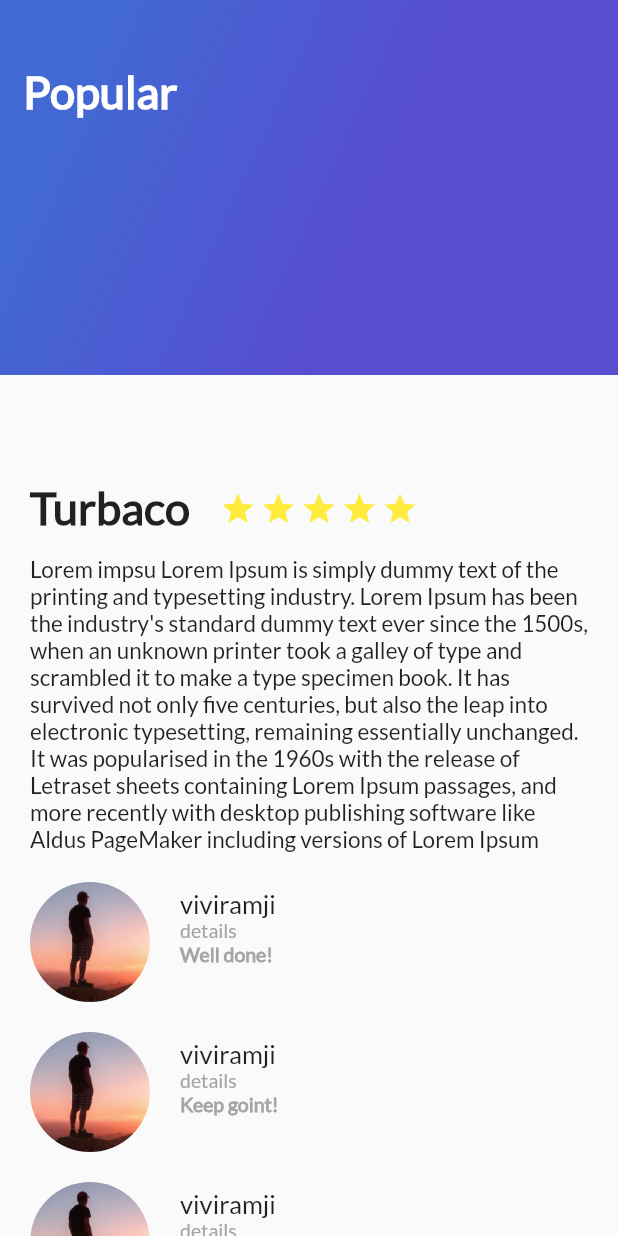
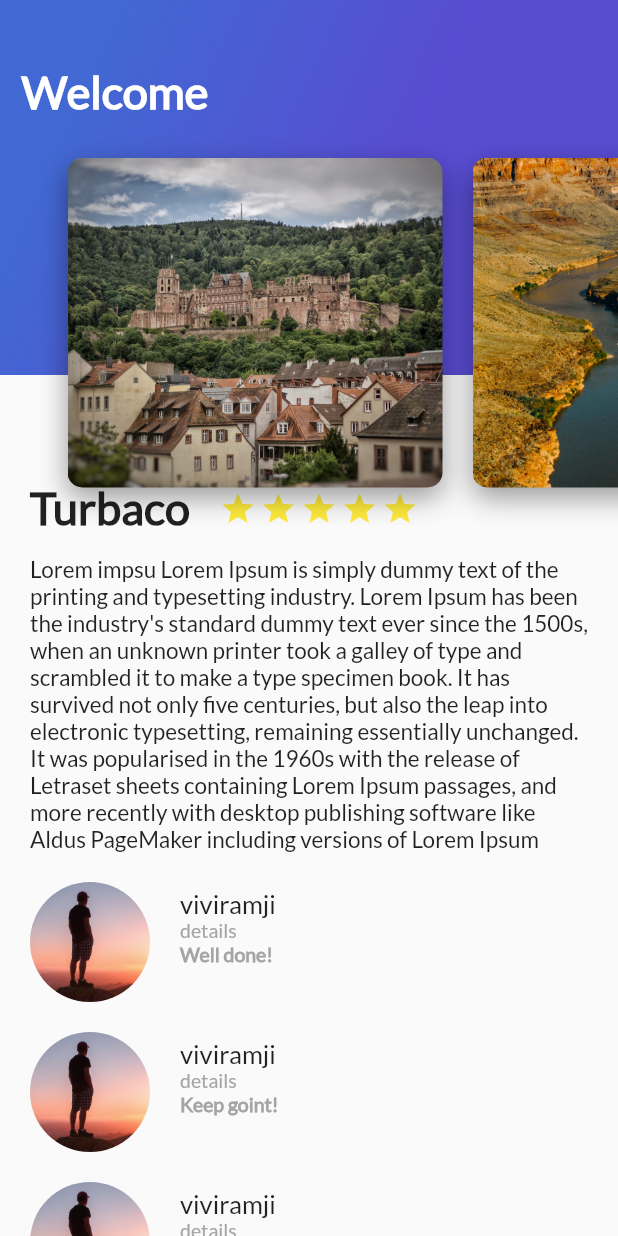
Before and after one commit to viviramji/travel-flutter-app, a Flutter app: the screen it shows after launch, on a phone screen of 412 x 824 dp. Run offline on Flutter 3.47's test engine with Material 2 defaults, Android fonts, the phone set to English and light mode, and no system bars.

Commit message:
Header app bar

```diff
--- /dev/null
+++ b/lib/header_appbar.dart
@@ -0,0 +1,16 @@
+import 'package:flutter/material.dart';
+import 'gradient_back.dart';
+import 'card_image_list.dart';
+
+class HeaderAppBar extends StatelessWidget {
+  String title;
+
+  HeaderAppBar(this.title);
+
+  @override
+  Widget build(BuildContext context) {
+    return Stack(
+      children: <Widget>[GradientBack(title), CardImageList()],
+    );
+  }
+}
--- a/lib/main.dart
+++ b/lib/main.dart
@@ -1,9 +1,10 @@
+import 'package:flutter/services.dart';
 import 'package:flutter/material.dart';
+
 import 'package:travel_app/description_place.dart';
 import 'review_list.dart';
 import 'gradient_back.dart';
-
-import 'package:flutter/services.dart';
+import 'header_appbar.dart';
 
 void main() {
   SystemChrome.setSystemUIOverlayStyle(SystemUiOverlayStyle(
@@ -38,7 +39,7 @@ class MyApp extends StatelessWidget {
               ReviewList()
             ],
           ),
-          GradientBack("Popular")
+          HeaderAppBar("Welcome")
         ])));
   }
 }
```
